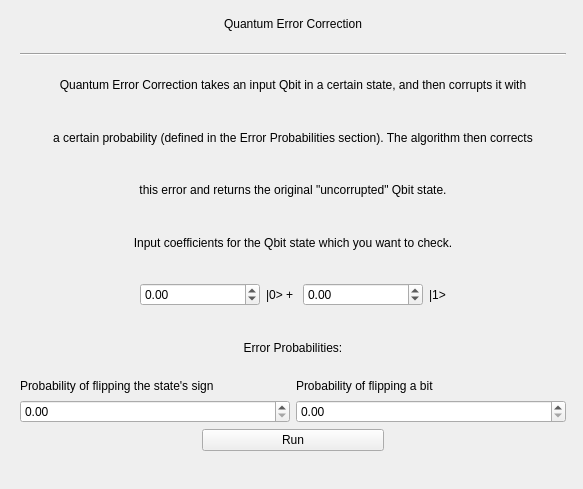
First picture: the form in resource/errorCorrection.ui, repository Quantum-Computing-GP-3/Simulated-Quantum-Computer, before the edit.
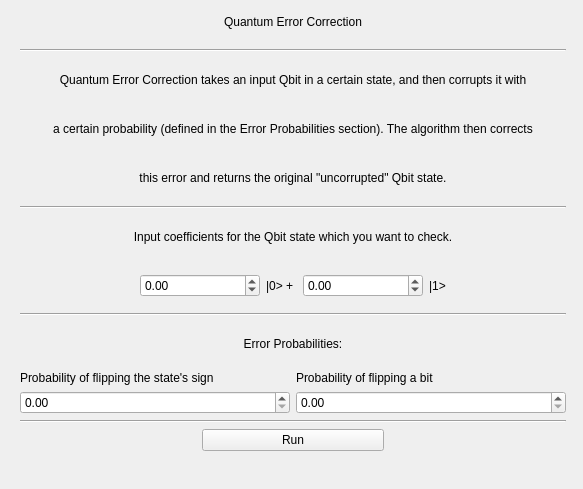
Second picture: the form after the edit.

```diff
--- a/resource/errorCorrection.ui
+++ b/resource/errorCorrection.ui
@@ -73,6 +73,13 @@
       </property>
      </widget>
     </item>
+    <item>
+     <widget class="Line" name="line_2">
+      <property name="orientation">
+       <enum>Qt::Horizontal</enum>
+      </property>
+     </widget>
+    </item>
     <item>
      <widget class="QLabel" name="label_8">
       <property name="text">
@@ -168,6 +175,13 @@
       </item>
      </layout>
     </item>
+    <item>
+     <widget class="Line" name="line_3">
+      <property name="orientation">
+       <enum>Qt::Horizontal</enum>
+      </property>
+     </widget>
+    </item>
     <item>
      <widget class="QLabel" name="label_7">
       <property name="text">
@@ -224,6 +238,13 @@
       </item>
      </layout>
     </item>
+    <item>
+     <widget class="Line" name="line_4">
+      <property name="orientation">
+       <enum>Qt::Horizontal</enum>
+      </property>
+     </widget>
+    </item>
     <item>
      <layout class="QHBoxLayout" name="horizontalLayout_2">
       <item>
```
